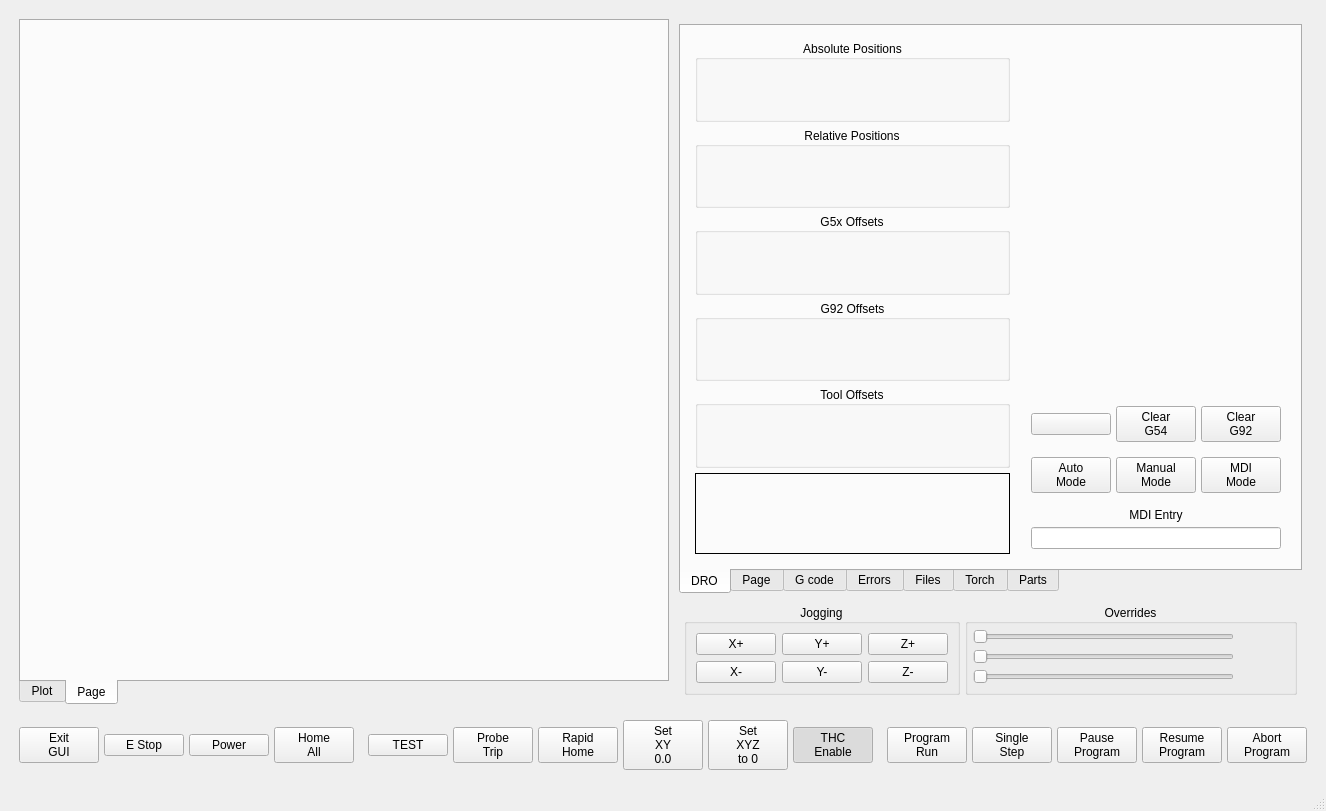
Above: plasma_v2/ui/mainwindow.ui from jethornton/plasma_v2 before the change. Below: the same form after it.
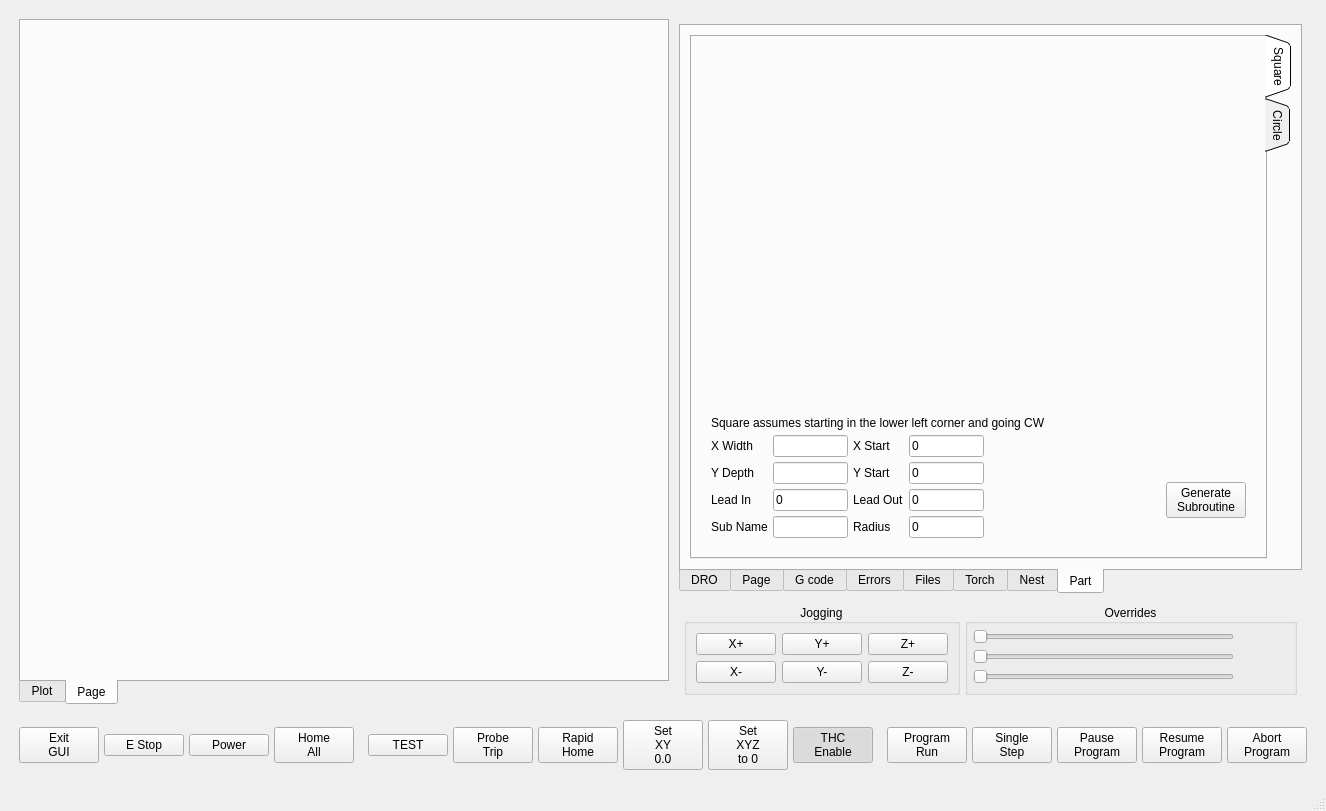
That is the form after the change. The open tabs and pages were chosen to show the change. Custom widgets are drawn as their Qt base class.

Commit message: add part creation

```diff
--- a/plasma_v2/ui/mainwindow.ui
+++ b/plasma_v2/ui/mainwindow.ui
@@ -241,7 +241,7 @@
                 <enum>QTabWidget::South</enum>
                </property>
                <property name="currentIndex">
-                <number>0</number>
+                <number>7</number>
                </property>
                <widget class="QWidget" name="tab_6">
                 <attribute name="title">
@@ -533,13 +533,54 @@
                      </widget>
                     </item>
                     <item>
-                     <widget class="StatusLabel" name="statuslabel_10">
-                      <property name="frameShape">
-                       <enum>QFrame::Box</enum>
-                      </property>
-                      <property name="rules" stdset="0">
-                       <string>[{&quot;channels&quot;: [{&quot;url&quot;: &quot;status:interpreter_errcode?string&quot;, &quot;trigger&quot;: true}], &quot;property&quot;: &quot;Text&quot;, &quot;expression&quot;: &quot;ch[0]&quot;, &quot;name&quot;: &quot;New Rule&quot;}]</string>
-                      </property>
+                     <widget class="QWidget" name="horizontalWidget" native="true">
+                      <layout class="QHBoxLayout" name="horizontalLayout_10">
+                       <property name="spacing">
+                        <number>5</number>
+                       </property>
+                       <property name="leftMargin">
+                        <number>5</number>
+                       </property>
+                       <property name="topMargin">
+                        <number>5</number>
+                       </property>
+                       <property name="rightMargin">
+                        <number>5</number>
+                       </property>
+                       <property name="bottomMargin">
+                        <number>5</number>
+                       </property>
+                       <item>
+                        <widget class="StatusLabel" name="statuslabel_10">
+                         <property name="frameShape">
+                          <enum>QFrame::Box</enum>
+                         </property>
+                         <property name="rules" stdset="0">
+                          <string>[{&quot;channels&quot;: [{&quot;url&quot;: &quot;status:interpreter_errcode?string&quot;, &quot;trigger&quot;: true}], &quot;property&quot;: &quot;Text&quot;, &quot;expression&quot;: &quot;ch[0]&quot;, &quot;name&quot;: &quot;New Rule&quot;}]</string>
+                         </property>
+                        </widget>
+                       </item>
+                       <item>
+                        <spacer name="horizontalSpacer_6">
+                         <property name="orientation">
+                          <enum>Qt::Horizontal</enum>
+                         </property>
+                         <property name="sizeHint" stdset="0">
+                          <size>
+                           <width>40</width>
+                           <height>20</height>
+                          </size>
+                         </property>
+                        </spacer>
+                       </item>
+                       <item>
+                        <widget class="StatusLED" name="statusled">
+                         <property name="rules" stdset="0">
+                          <string>[{&quot;channels&quot;: [{&quot;url&quot;: &quot;status:inpos&quot;, &quot;trigger&quot;: true}], &quot;property&quot;: &quot;On&quot;, &quot;expression&quot;: &quot;ch[0]&quot;, &quot;name&quot;: &quot;New Rule&quot;}]</string>
+                         </property>
+                        </widget>
+                       </item>
+                      </layout>
                      </widget>
                     </item>
                    </layout>
@@ -1220,7 +1261,7 @@
                </widget>
                <widget class="QWidget" name="tab_7">
                 <attribute name="title">
-                 <string>Parts</string>
+                 <string>Nest</string>
                 </attribute>
                 <layout class="QVBoxLayout" name="verticalLayout_12">
                  <item>
@@ -1494,6 +1535,275 @@
                  </item>
                 </layout>
                </widget>
+               <widget class="QWidget" name="tab_10">
+                <attribute name="title">
+                 <string>Part</string>
+                </attribute>
+                <layout class="QVBoxLayout" name="verticalLayout_16">
+                 <item>
+                  <widget class="QTabWidget" name="tabWidget_3">
+                   <property name="tabPosition">
+                    <enum>QTabWidget::East</enum>
+                   </property>
+                   <property name="tabShape">
+                    <enum>QTabWidget::Triangular</enum>
+                   </property>
+                   <property name="currentIndex">
+                    <number>0</number>
+                   </property>
+                   <widget class="QWidget" name="tab_11">
+                    <attribute name="title">
+                     <string>Square</string>
+                    </attribute>
+                    <layout class="QVBoxLayout" name="verticalLayout_17">
+                     <item>
+                      <widget class="QWidget" name="verticalWidget" native="true">
+                       <layout class="QVBoxLayout" name="verticalLayout_15">
+                        <property name="spacing">
+                         <number>5</number>
+                        </property>
+                        <property name="leftMargin">
+                         <number>5</number>
+                        </property>
+                        <property name="topMargin">
+                         <number>5</number>
+                        </property>
+                        <property name="rightMargin">
+                         <number>5</number>
+                        </property>
+                        <property name="bottomMargin">
+                         <number>5</number>
+                        </property>
+                        <item>
+                         <spacer name="verticalSpacer_2">
+                          <property name="orientation">
+                           <enum>Qt::Vertical</enum>
+                          </property>
+                          <property name="sizeHint" stdset="0">
+                           <size>
+                            <width>20</width>
+                            <height>40</height>
+                           </size>
+                          </property>
+                         </spacer>
+                        </item>
+                        <item>
+                         <widget class="QWidget" name="gridWidget" native="true">
+                          <layout class="QGridLayout" name="gridLayout_10">
+                           <property name="leftMargin">
+                            <number>5</number>
+                           </property>
+                           <property name="topMargin">
+                            <number>5</number>
+                           </property>
+                           <property name="rightMargin">
+                            <number>5</number>
+                           </property>
+                           <property name="bottomMargin">
+                            <number>5</number>
+                           </property>
+                           <property name="spacing">
+                            <number>5</number>
+                           </property>
+                           <item row="2" column="2">
+                            <widget class="QLabel" name="label_17">
+                             <property name="text">
+                              <string>Y Start</string>
+                             </property>
+                            </widget>
+                           </item>
+                           <item row="1" column="0">
+                            <widget class="QLabel" name="label_14">
+                             <property name="text">
+                              <string>X Width</string>
+                             </property>
+                            </widget>
+                           </item>
+                           <item row="1" column="2">
+                            <widget class="QLabel" name="label_16">
+                             <property name="text">
+                              <string>X Start</string>
+                             </property>
+                            </widget>
+                           </item>
+                           <item row="1" column="5">
+                            <spacer name="horizontalSpacer_4">
+                             <property name="orientation">
+                              <enum>Qt::Horizontal</enum>
+                             </property>
+                             <property name="sizeHint" stdset="0">
+                              <size>
+                               <width>40</width>
+                               <height>20</height>
+                              </size>
+                             </property>
+                            </spacer>
+                           </item>
+                           <item row="4" column="2">
+                            <widget class="QLabel" name="label_19">
+                             <property name="text">
+                              <string>Radius</string>
+                             </property>
+                            </widget>
+                           </item>
+                           <item row="1" column="1">
+                            <widget class="QLineEdit" name="xSquareWidth">
+                             <property name="maximumSize">
+                              <size>
+                               <width>75</width>
+                               <height>16777215</height>
+                              </size>
+                             </property>
+                            </widget>
+                           </item>
+                           <item row="2" column="1">
+                            <widget class="QLineEdit" name="ySquareDepth">
+                             <property name="maximumSize">
+                              <size>
+                               <width>75</width>
+                               <height>16777215</height>
+                              </size>
+                             </property>
+                            </widget>
+                           </item>
+                           <item row="4" column="1">
+                            <widget class="QLineEdit" name="squareSubName">
+                             <property name="maximumSize">
+                              <size>
+                               <width>75</width>
+                               <height>16777215</height>
+                              </size>
+                             </property>
+                            </widget>
+                           </item>
+                           <item row="4" column="0">
+                            <widget class="QLabel" name="label_18">
+                             <property name="text">
+                              <string>Sub Name</string>
+                             </property>
+                             <property name="alignment">
+                              <set>Qt::AlignCenter</set>
+                             </property>
+                            </widget>
+                           </item>
+                           <item row="2" column="0">
+                            <widget class="QLabel" name="label_15">
+                             <property name="text">
+                              <string>Y Depth</string>
+                             </property>
+                            </widget>
+                           </item>
+                           <item row="2" column="3">
+                            <widget class="QLineEdit" name="ySquareStart">
+                             <property name="maximumSize">
+                              <size>
+                               <width>75</width>
+                               <height>16777215</height>
+                              </size>
+                             </property>
+                             <property name="text">
+                              <string>0</string>
+                             </property>
+                            </widget>
+                           </item>
+                           <item row="3" column="0">
+                            <widget class="QLabel" name="label_20">
+                             <property name="text">
+                              <string>Lead In</string>
+                             </property>
+                            </widget>
+                           </item>
+                           <item row="3" column="1">
+                            <widget class="QLineEdit" name="squareLeadIn">
+                             <property name="maximumSize">
+                              <size>
+                               <width>75</width>
+                               <height>16777215</height>
+                              </size>
+                             </property>
+                             <property name="text">
+                              <string>0</string>
+                             </property>
+                            </widget>
+                           </item>
+                           <item row="4" column="3">
+                            <widget class="QLineEdit" name="zSquareRadius">
+                             <property name="maximumSize">
+                              <size>
+                               <width>75</width>
+                               <height>16777215</height>
+                              </size>
+                             </property>
+                             <property name="text">
+                              <string>0</string>
+                             </property>
+                            </widget>
+                           </item>
+                           <item row="2" column="6" rowspan="3">
+                            <widget class="QPushButton" name="squareGenFileBtn">
+                             <property name="text">
+                              <string>Generate
+Subroutine</string>
+                             </property>
+                            </widget>
+                           </item>
+                           <item row="3" column="3">
+                            <widget class="QLineEdit" name="squareLeadOut">
+                             <property name="maximumSize">
+                              <size>
+                               <width>75</width>
+                               <height>16777215</height>
+                              </size>
+                             </property>
+                             <property name="text">
+                              <string>0</string>
+                             </property>
+                            </widget>
+                           </item>
+                           <item row="3" column="2">
+                            <widget class="QLabel" name="label_21">
+                             <property name="text">
+                              <string>Lead Out</string>
+                             </property>
+                            </widget>
+                           </item>
+                           <item row="1" column="3">
+                            <widget class="QLineEdit" name="xSquareStart">
+                             <property name="maximumSize">
+                              <size>
+                               <width>75</width>
+                               <height>16777215</height>
+                              </size>
+                             </property>
+                             <property name="text">
+                              <string>0</string>
+                             </property>
+                            </widget>
+                           </item>
+                           <item row="0" column="0" colspan="7">
+                            <widget class="QLabel" name="label_22">
+                             <property name="text">
+                              <string>Square assumes starting in the lower left corner and going CW</string>
+                             </property>
+                            </widget>
+                           </item>
+                          </layout>
+                         </widget>
+                        </item>
+                       </layout>
+                      </widget>
+                     </item>
+                    </layout>
+                   </widget>
+                   <widget class="QWidget" name="tab_12">
+                    <attribute name="title">
+                     <string>Circle</string>
+                    </attribute>
+                   </widget>
+                  </widget>
+                 </item>
+                </layout>
+               </widget>
               </widget>
              </item>
              <item>
@@ -1988,6 +2298,11 @@
    <extends>QLabel</extends>
    <header>qtpyvcp.widgets.display_widgets.status_label</header>
   </customwidget>
+  <customwidget>
+   <class>StatusLED</class>
+   <extends>QWidget</extends>
+   <header>qtpyvcp.widgets.display_widgets.status_led</header>
+  </customwidget>
   <customwidget>
    <class>VCPSettingsSlider</class>
    <extends>QSlider</extends>
```
Left out of the diff: 99 changed lines with no effect on the pictures. The commit also changes 4 other files.
